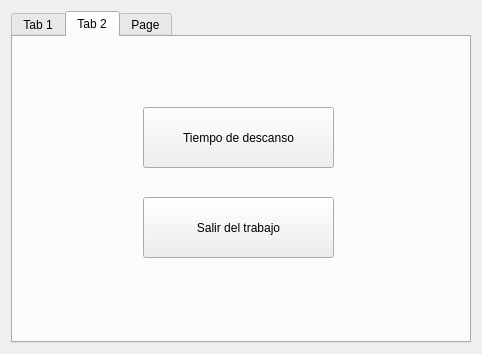
Above: Client/mainwindow.ui from ChristopherCousin/WTCR before the change. Below: the same form after it.
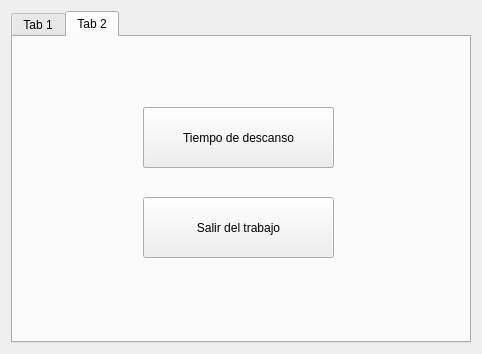
That is the form after the change. The open tabs and pages were chosen to show the change. Custom widgets are drawn as their Qt base class.

The edit to the form file:
```diff
--- a/Client/mainwindow.ui
+++ b/Client/mainwindow.ui
@@ -106,11 +106,22 @@
          <string>Tiempo de descanso</string>
         </property>
        </widget>
-      </widget>
-      <widget class="QWidget" name="notworking">
-       <attribute name="title">
-        <string>Page</string>
-       </attribute>
+       <widget class="QPushButton" name="pushButton_FinDescanso">
+        <property name="geometry">
+         <rect>
+          <x>130</x>
+          <y>70</y>
+          <width>191</width>
+          <height>61</height>
+         </rect>
+        </property>
+        <property name="text">
+         <string>Fin de descanso</string>
+        </property>
+       </widget>
+       <zorder>pushButton_FinDescanso</zorder>
+       <zorder>pushButton_SalirTrabajo</zorder>
+       <zorder>pushButton_TiempoDescanso</zorder>
       </widget>
      </widget>
     </item>
```
Left out of the diff: 2 changed lines with no effect on the pictures.
